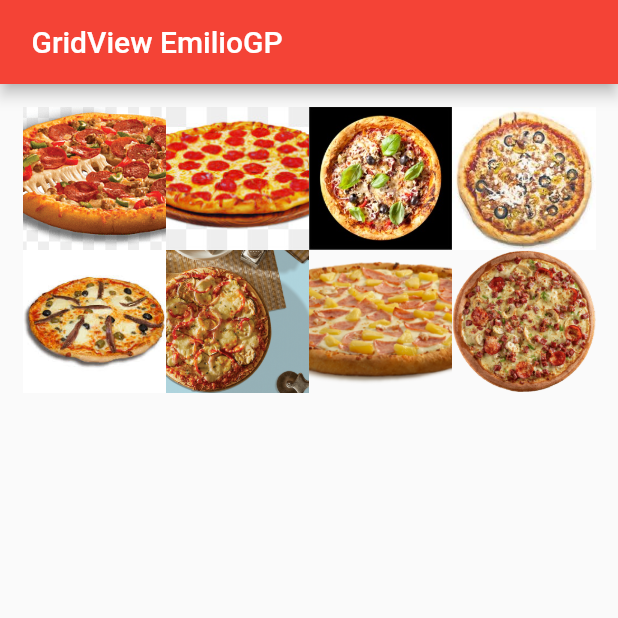
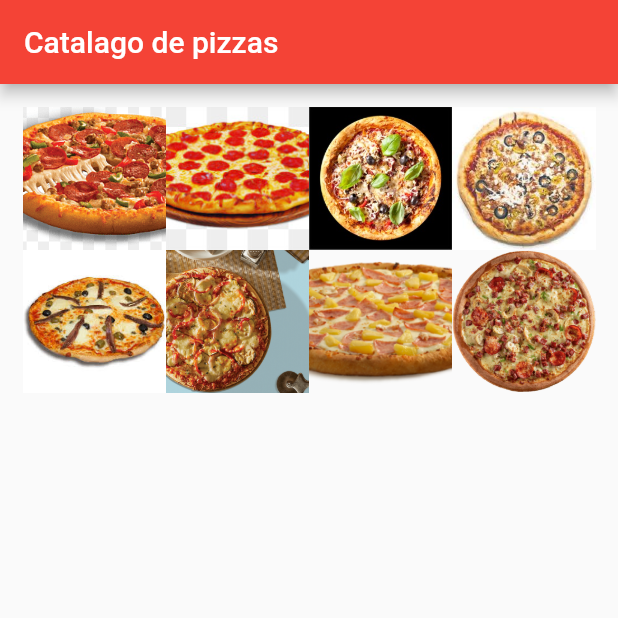
Before and after one commit to Emilio-Guerrero-Peralta/Ej_GridView_Guerrero, a Flutter app: the screen it shows after launch, on a phone screen of 412 x 824 dp, the top half of it. Run offline on Flutter 3.47's test engine with Material 2 defaults, Android fonts, the phone set to English and light mode, and no system bars.

```diff
--- a/lib/gridviewarticulo.dart
+++ b/lib/gridviewarticulo.dart
@@ -21,7 +21,7 @@ class _Paginaincialstate extends State<Paginaincial> {
   Widget build(BuildContext context) {
     return Scaffold(
         appBar: AppBar(
-          title: const Text(" GridView EmilioGP"),
+          title: const Text("Catalago de pizzas"),
         ),
         body: GridView.custom(
           gridDelegate: const SliverGridDelegateWithFixedCrossAxisCount(
```
